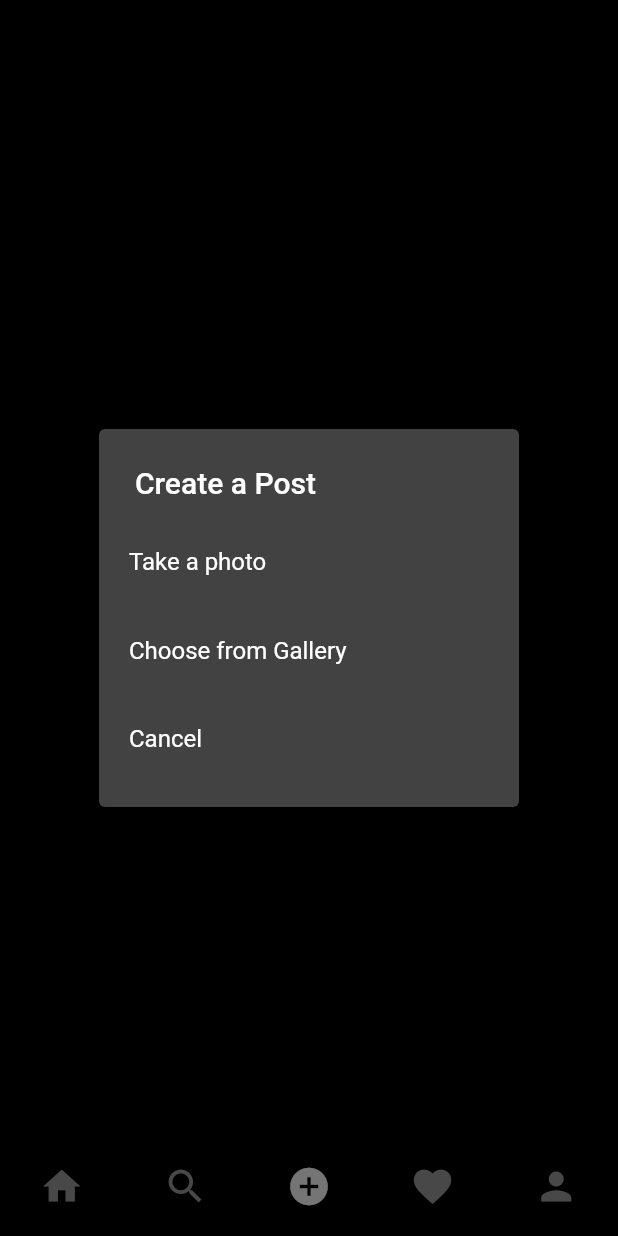
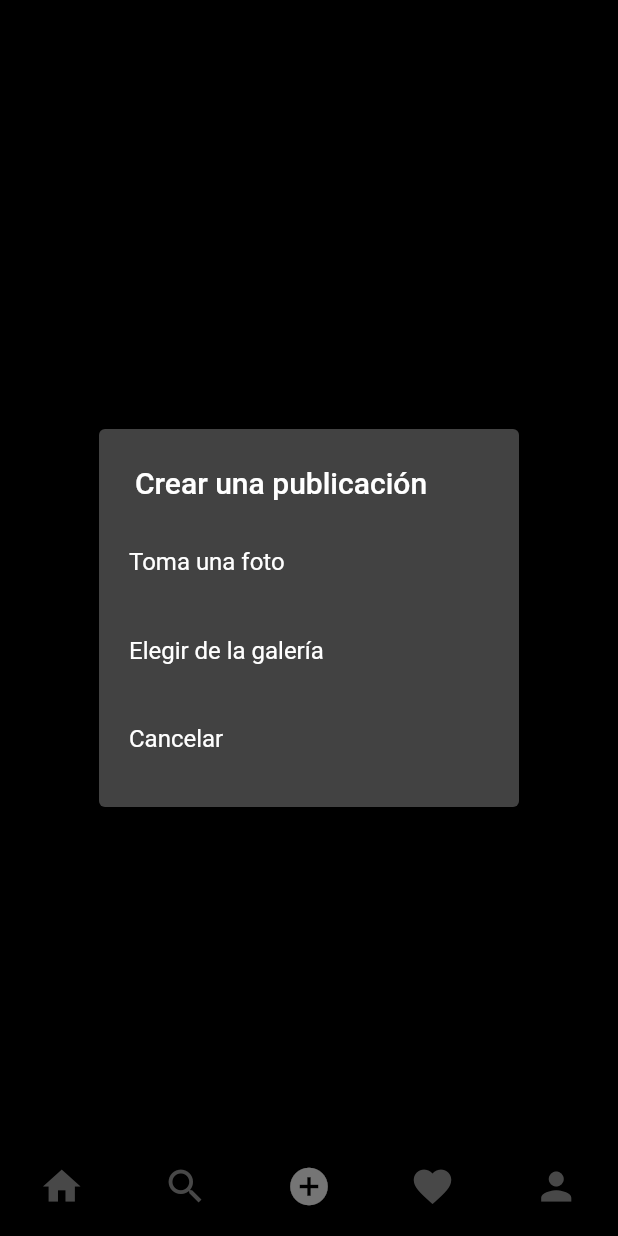
Before and after one commit to rodrigoBak-flutter/app_instagram_clon_bakApp, a Flutter app: the screen it shows once a user with an empty profile is signed in, item 3 of the bottom bar chosen, after a tap on the "upload" icon, on a phone screen of 412 x 824 dp. Run offline on Flutter 3.47's test engine with Material 2 defaults, Android fonts, the phone set to English and light mode, and no system bars; our stand-ins replace cloud_firestore, firebase_auth, firebase_core, firebase_storage, flutter_svg, image_picker; accounts and stored records are empty; network calls fail.

Commit message:
app_instagram_actializado

```diff
--- a/lib/providers/user_provider.dart
+++ b/lib/providers/user_provider.dart
@@ -3,10 +3,10 @@ import 'package:app_instagram/models/user.dart';
 import 'package:app_instagram/resources/auth_methods.dart';
 
 class UserProvider with ChangeNotifier {
-  late User _user;
+  late User? _user;
   final AuthMethods _authMethods = AuthMethods();
 
-  User get getUser => _user;
+  User get getUser => _user!;
 
   Future<void> refreshUser() async {
     User user = await _authMethods.getUserDetails();
--- a/lib/screens/add_post_screen.dart
+++ b/lib/screens/add_post_screen.dart
@@ -25,11 +25,11 @@ class _AddPostScreenState extends State<AddPostScreen> {
       context: parentContext,
       builder: (BuildContext context) {
         return SimpleDialog(
-          title: const Text('Create a Post'),
+          title: const Text('Crear una publicación'),
           children: <Widget>[
             SimpleDialogOption(
                 padding: const EdgeInsets.all(20),
-                child: const Text('Take a photo'),
+                child: const Text('Toma una foto'),
                 onPressed: () async {
                   Navigator.pop(context);
                   Uint8List file = await pickImage(ImageSource.camera);
@@ -39,7 +39,7 @@ class _AddPostScreenState extends State<AddPostScreen> {
                 }),
             SimpleDialogOption(
                 padding: const EdgeInsets.all(20),
-                child: const Text('Choose from Gallery'),
+                child: const Text('Elegir de la galería'),
                 onPressed: () async {
                   Navigator.of(context).pop();
                   Uint8List file = await pickImage(ImageSource.gallery);
@@ -49,7 +49,7 @@ class _AddPostScreenState extends State<AddPostScreen> {
                 }),
             SimpleDialogOption(
               padding: const EdgeInsets.all(20),
-              child: const Text("Cancel"),
+              child: const Text("Cancelar"),
               onPressed: () {
                 Navigator.pop(context);
               },
@@ -80,7 +80,7 @@ class _AddPostScreenState extends State<AddPostScreen> {
         });
         showSnackBar(
           context,
-          'Posted!',
+          'Publicado',
         );
         clearImage();
       } else {
@@ -130,7 +130,7 @@ class _AddPostScreenState extends State<AddPostScreen> {
                 onPressed: clearImage,
               ),
               title: const Text(
-                'Post to',
+                'Publicar en',
               ),
               centerTitle: false,
               actions: <Widget>[
@@ -141,7 +141,7 @@ class _AddPostScreenState extends State<AddPostScreen> {
                     userProvider.getUser.photoUrl,
                   ),
                   child: const Text(
-                    "Post",
+                    "Publicar",
                     style: TextStyle(
                         color: Colors.blueAccent,
                         fontWeight: FontWeight.bold,
@@ -171,7 +171,7 @@ class _AddPostScreenState extends State<AddPostScreen> {
                       child: TextField(
                         controller: _descriptionController,
                         decoration: const InputDecoration(
-                            hintText: "Write a caption...",
+                            hintText: "Escribir subtitulo...",
                             border: InputBorder.none),
                         maxLines: 8,
                       ),
--- a/lib/screens/comments_screen.dart
+++ b/lib/screens/comments_screen.dart
@@ -52,7 +52,7 @@ class _CommentsScreenState extends State<CommentsScreen> {
       appBar: AppBar(
         backgroundColor: mobileBackgroundColor,
         title: const Text(
-          'Comments',
+          'Comentarios',
         ),
         centerTitle: false,
       ),
@@ -97,7 +97,7 @@ class _CommentsScreenState extends State<CommentsScreen> {
                   child: TextField(
                     controller: commentEditingController,
                     decoration: InputDecoration(
-                      hintText: 'Comment as ${user.username}',
+                      hintText: 'Comentar como ${user.username}',
                       border: InputBorder.none,
                     ),
                   ),
@@ -113,7 +113,7 @@ class _CommentsScreenState extends State<CommentsScreen> {
                   padding:
                       const EdgeInsets.symmetric(vertical: 8, horizontal: 8),
                   child: const Text(
-                    'Post',
+                    'Publicar',
                     style: TextStyle(color: Colors.blue),
                   ),
                 ),
--- a/lib/screens/feed_screen.dart
+++ b/lib/screens/feed_screen.dart
@@ -50,14 +50,14 @@ class _FeedScreenState extends State<FeedScreen> {
             );
           }
           return ListView.builder(
-            itemCount: snapshot.data!.docs.length,
+            itemCount: snapshot.data?.docs.length,
             itemBuilder: (ctx, index) => Container(
               margin: EdgeInsets.symmetric(
                 horizontal: width > webScreenSize ? width * 0.3 : 0,
                 vertical: width > webScreenSize ? 15 : 0,
               ),
               child: PostCard(
-                snap: snapshot.data!.docs[index].data(),
+                snap: snapshot.data?.docs[index].data(),
               ),
             ),
           );
--- a/lib/screens/login_screen.dart
+++ b/lib/screens/login_screen.dart
@@ -83,7 +83,7 @@ class _LoginScreenState extends State<LoginScreen> {
                 height: 64,
               ),
               TextFieldInput(
-                hintText: 'Enter your email',
+                hintText: 'Introduce tu correo electrónico',
                 textInputType: TextInputType.emailAddress,
                 textEditingController: _emailController,
               ),
@@ -91,7 +91,7 @@ class _LoginScreenState extends State<LoginScreen> {
                 height: 24,
               ),
               TextFieldInput(
-                hintText: 'Enter your password',
+                hintText: 'Ingresa tu contraseña',
                 textInputType: TextInputType.text,
                 textEditingController: _passwordController,
                 isPass: true,
@@ -103,7 +103,7 @@ class _LoginScreenState extends State<LoginScreen> {
                 child: Container(
                   child: !_isLoading
                       ? const Text(
-                          'Log in',
+                          'Iniciar sesión',
                         )
                       : const CircularProgressIndicator(
                           color: primaryColor,
@@ -132,7 +132,7 @@ class _LoginScreenState extends State<LoginScreen> {
                 children: [
                   Container(
                     child: const Text(
-                      'Dont have an account?',
+                      '¿No tienes una cuenta?',
                     ),
                     padding: const EdgeInsets.symmetric(vertical: 8),
                   ),
@@ -144,7 +144,7 @@ class _LoginScreenState extends State<LoginScreen> {
                     ),
                     child: Container(
                       child: const Text(
-                        ' Signup.',
+                        ' Registrarse.',
                         style: TextStyle(
                           fontWeight: FontWeight.bold,
                         ),
--- a/lib/screens/profile_screen.dart
+++ b/lib/screens/profile_screen.dart
@@ -88,7 +88,7 @@ class _ProfileScreenState extends State<ProfileScreen> {
                       Row(
                         children: [
                           CircleAvatar(
-                            backgroundColor: Colors.grey,
+                            backgroundColor: Colors.black,
                             backgroundImage: NetworkImage(
                               userData['photoUrl'],
                             ),
@@ -103,9 +103,9 @@ class _ProfileScreenState extends State<ProfileScreen> {
                                   mainAxisAlignment:
                                       MainAxisAlignment.spaceEvenly,
                                   children: [
-                                    buildStatColumn(postLen, "posts"),
-                                    buildStatColumn(followers, "followers"),
-                                    buildStatColumn(following, "following"),
+                                    buildStatColumn(postLen, "Publicaciones"),
+                                    buildStatColumn(followers, "Seguidores"),
+                                    buildStatColumn(following, "Siguiendo"),
                                   ],
                                 ),
                                 Row(
@@ -115,7 +115,7 @@ class _ProfileScreenState extends State<ProfileScreen> {
                                     FirebaseAuth.instance.currentUser!.uid ==
                                             widget.uid
                                         ? FollowButton(
-                                            text: 'Sign Out',
+                                            text: 'Cerrar sesion',
                                             backgroundColor:
                                                 mobileBackgroundColor,
                                             textColor: primaryColor,
@@ -133,7 +133,7 @@ class _ProfileScreenState extends State<ProfileScreen> {
                                           )
                                         : isFollowing
                                             ? FollowButton(
-                                                text: 'Unfollow',
+                                                text: 'Dejar de seguir',
                                                 backgroundColor: Colors.white,
                                                 textColor: Colors.black,
                                                 borderColor: Colors.grey,
@@ -152,7 +152,7 @@ class _ProfileScreenState extends State<ProfileScreen> {
                                                 },
                                               )
                                             : FollowButton(
-                                                text: 'Follow',
+                                                text: 'Seguir',
                                                 backgroundColor: Colors.blue,
                                                 textColor: Colors.white,
                                                 borderColor: Colors.blue,
--- a/lib/screens/search_screen.dart
+++ b/lib/screens/search_screen.dart
@@ -24,8 +24,7 @@ class _SearchScreenState extends State<SearchScreen> {
         title: Form(
           child: TextFormField(
             controller: searchController,
-            decoration:
-                const InputDecoration(labelText: 'Search for a user...'),
+            decoration: const InputDecoration(labelText: 'Buscar amigo...'),
             onFieldSubmitted: (String _) {
               setState(() {
                 isShowUsers = true;
--- a/lib/utils/utils.dart
+++ b/lib/utils/utils.dart
@@ -8,7 +8,7 @@ pickImage(ImageSource source) async {
   if (_file != null) {
     return await _file.readAsBytes();
   }
-  print('No Image Selected');
+  print('Ninguna imagen seleccionada');
 }
 
 // for displaying snackbars
--- a/lib/widgets/post_card.dart
+++ b/lib/widgets/post_card.dart
@@ -124,7 +124,7 @@ class _PostCardState extends State<PostCard> {
                                         vertical: 16),
                                     shrinkWrap: true,
                                     children: [
-                                      'Delete',
+                                      'Elimina publicacion',
                                     ]
                                         .map(
                                           (e) => InkWell(
@@ -261,7 +261,7 @@ class _PostCardState extends State<PostCard> {
                         .subtitle2!
                         .copyWith(fontWeight: FontWeight.w800),
                     child: Text(
-                      '${widget.snap['likes'].length} likes',
+                      '${widget.snap['likes'].length} me gusta',
                       style: Theme.of(context).textTheme.bodyText2,
                     )),
                 Container(
@@ -289,7 +289,7 @@ class _PostCardState extends State<PostCard> {
                 InkWell(
                   child: Container(
                     child: Text(
-                      'View all $commentLen comments',
+                      'Ver $commentLen comentarios',
                       style: const TextStyle(
                         fontSize: 16,
                         color: secondaryColor,
--- a/pubspec.yaml
+++ b/pubspec.yaml
@@ -69,7 +69,7 @@ flutter:
 
   # To add assets to your application, add an assets section, like this:
   assets:
-    - assets/ic_instagram.svg
+    - assets/
   #   - images/a_dot_ham.jpeg
 
   # An image asset can refer to one or more resolution-specific "variants", see
```
Also changed, not shown: lib/screens/signup_screen.dart (+11 -10 lines), assets/person.png (added), 1 other file.
